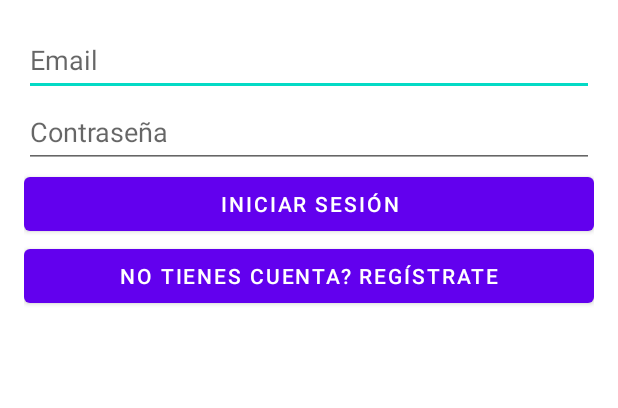
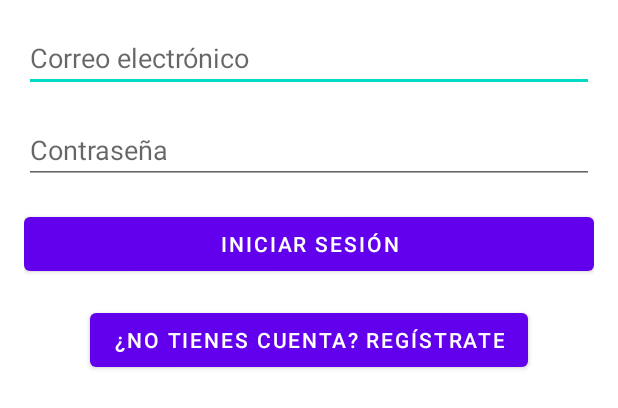
Before and after one commit to cgilsanchez/RECETEOQUETEVE0, an Android app: the layout fragment_login.xml on its own in the app's theme, with its tools: preview values and no code run, on a phone screen of 412 x 824 dp. Shown: the top 408 px of the screen. Run offline under Robolectric (Android 15) with nearby library versions, the phone set to English and light mode, and no system bars.

Commit message:
first commit

```diff
--- a/app/src/main/java/com/example/receteo/data/local/RecipeEntity.kt
+++ b/app/src/main/java/com/example/receteo/data/local/RecipeEntity.kt
@@ -10,4 +10,4 @@ data class RecipeEntity(
     val title: String,
     val ingredients: String,
     val description: String,
-    val isFavorite: Boolean = false)
+    var isFavorite: Boolean = false)
--- /dev/null
+++ b/app/src/main/res/drawable/ic_favorite_filled.xml
@@ -0,0 +1,4 @@
+<?xml version="1.0" encoding="utf-8"?>
+<selector xmlns:android="http://schemas.android.com/apk/res/android">
+
+</selector>
--- a/app/src/main/res/layout/activity_main.xml
+++ b/app/src/main/res/layout/activity_main.xml
@@ -6,14 +6,17 @@
     android:layout_height="match_parent"
     tools:context=".MainActivity">
 
+    <!-- Contenedor para los fragmentos gestionados por el NavController -->
     <androidx.fragment.app.FragmentContainerView
         android:id="@+id/nav_host_fragment"
+        android:name="androidx.navigation.fragment.NavHostFragment"
         android:layout_width="match_parent"
         android:layout_height="0dp"
-        android:layout_weight="1"
+        app:layout_constraintBottom_toTopOf="@id/bottom_navigation"
         app:navGraph="@navigation/nav_graph"
         app:defaultNavHost="true" />
 
+    <!-- Menú inferior para navegación -->
     <com.google.android.material.bottomnavigation.BottomNavigationView
         android:id="@+id/bottom_navigation"
         android:layout_width="match_parent"
--- a/app/src/main/res/layout/fragment_login.xml
+++ b/app/src/main/res/layout/fragment_login.xml
@@ -1,36 +1,48 @@
 <?xml version="1.0" encoding="utf-8"?>
-<LinearLayout
+<androidx.constraintlayout.widget.ConstraintLayout
     xmlns:android="http://schemas.android.com/apk/res/android"
+    xmlns:app="http://schemas.android.com/apk/res-auto"
     android:layout_width="match_parent"
     android:layout_height="match_parent"
-    android:orientation="vertical"
     android:padding="16dp">
 
     <EditText
-        android:id="@+id/etEmail"
-        android:layout_width="match_parent"
+        android:id="@+id/editTextEmail"
+        android:layout_width="0dp"
         android:layout_height="wrap_content"
-        android:hint="@string/email"
-        android:inputType="textEmailAddress"
-        android:minHeight="48dp" />
+        android:hint="@string/correo_electr_nico"
+        app:layout_constraintTop_toTopOf="parent"
+        app:layout_constraintStart_toStartOf="parent"
+        app:layout_constraintEnd_toEndOf="parent" />
 
     <EditText
-        android:id="@+id/etPassword"
-        android:layout_width="match_parent"
+        android:id="@+id/editTextPassword"
+        android:layout_width="0dp"
         android:layout_height="wrap_content"
-        android:hint="@string/contrase_a"
+        android:hint="Contraseña"
         android:inputType="textPassword"
-        android:minHeight="48dp" />
+        app:layout_constraintTop_toBottomOf="@id/editTextEmail"
+        app:layout_constraintStart_toStartOf="parent"
+        app:layout_constraintEnd_toEndOf="parent"
+        android:layout_marginTop="16dp" />
 
     <Button
-        android:id="@+id/btnLogin"
-        android:layout_width="match_parent"
+        android:id="@+id/buttonLogin"
+        android:layout_width="0dp"
         android:layout_height="wrap_content"
-        android:text="@string/iniciar_sesi_n" />
+        android:text="Iniciar Sesión"
+        app:layout_constraintTop_toBottomOf="@id/editTextPassword"
+        app:layout_constraintStart_toStartOf="parent"
+        app:layout_constraintEnd_toEndOf="parent"
+        android:layout_marginTop="16dp" />
 
     <Button
-        android:id="@+id/btnRegister"
-        android:layout_width="match_parent"
+        android:id="@+id/buttonGoToRegister"
+        android:layout_width="wrap_content"
         android:layout_height="wrap_content"
-        android:text="@string/no_tienes_cuenta_reg_strate" />
-</LinearLayout>
+        android:text="¿No tienes cuenta? Regístrate"
+        app:layout_constraintTop_toBottomOf="@id/buttonLogin"
+        app:layout_constraintStart_toStartOf="parent"
+        app:layout_constraintEnd_toEndOf="parent"
+        android:layout_marginTop="16dp" />
+</androidx.constraintlayout.widget.ConstraintLayout>
--- a/app/src/main/res/values/strings.xml
+++ b/app/src/main/res/values/strings.xml
@@ -11,4 +11,6 @@
     <string name="title_activity_register" />
     <string name="recipe_name">Recipe Name</string>
     <string name="ingredients">Ingredients</string>
+    <string name="favorite" />
+    <string name="correo_electr_nico">Correo electrónico</string>
 </resources>
```
Also changed, not shown: app/src/main/java/com/example/receteo/MainActivity.kt (+18 -21 lines), app/src/main/java/com/example/receteo/ui/auth/LoginFragment.kt (+14 -14 lines), app/src/main/java/com/example/receteo/ui/auth/RegisterFragment.kt (+13 -14 lines), app/src/main/res/layout/fragment_favorites.xml (added, +13 -0 lines), app/src/main/res/layout/fragment_recipes.xml (added, +39 -0 lines), app/src/main/res/layout/item_recipe.xml (+40 -31 lines), app/src/main/res/menu/bottom_nav_menu.xml (+13 -16 lines), app/src/main/res/navigation/nav_graph.xml (+20 -7 lines), app/src/main/res/values/ids.xml (+7 -0 lines).
